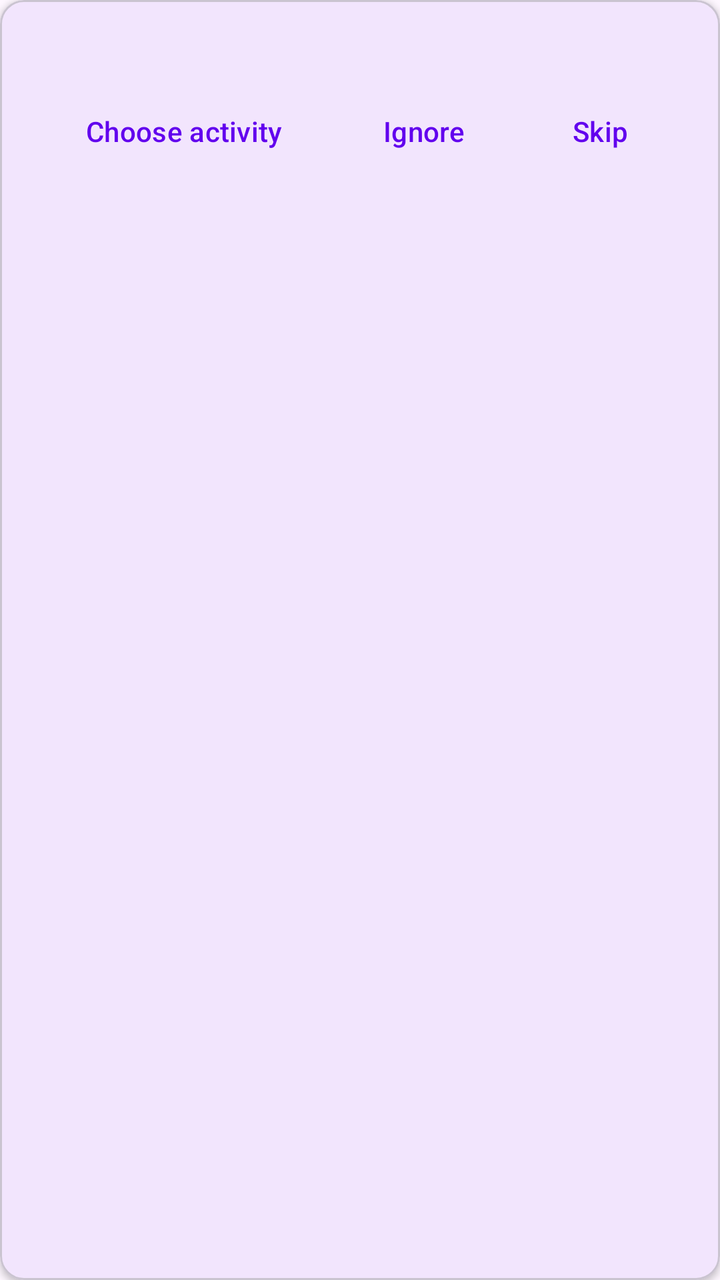
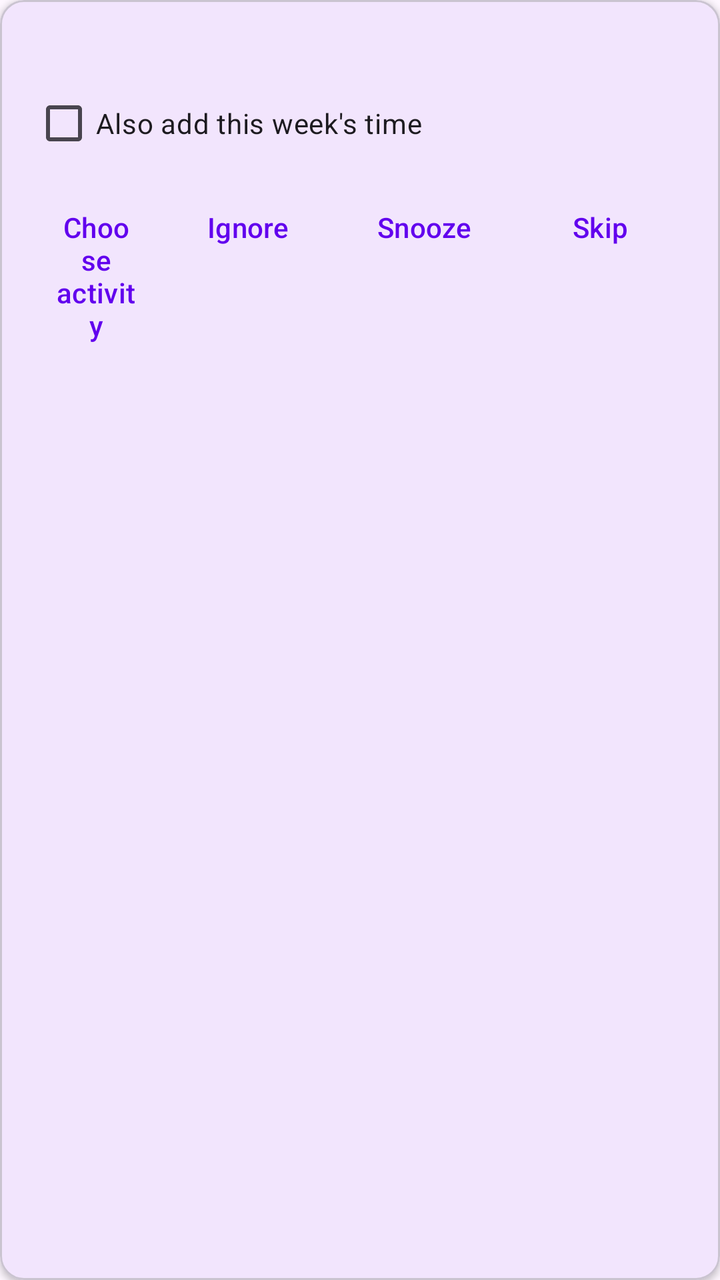

Before-and-after screenshots of an Android layout around one commit, followed by the original layout XML and the change that was made.
<!-- AndroidManifest.xml: application theme Theme.TimeOrganizerUsageTracker -->
<!-- res/layout/item_review_app.xml -->
<?xml version="1.0" encoding="utf-8"?>
<com.google.android.material.card.MaterialCardView xmlns:android="http://schemas.android.com/apk/res/android"
    xmlns:app="http://schemas.android.com/apk/res-auto"
    android:layout_width="match_parent"
    android:layout_height="wrap_content"
    android:layout_marginBottom="12dp"
    app:cardElevation="2dp"
    app:cardCornerRadius="12dp">

    <LinearLayout
        android:layout_width="match_parent"
        android:layout_height="wrap_content"
        android:orientation="vertical"
        android:padding="16dp">

        <LinearLayout
            android:layout_width="match_parent"
            android:layout_height="wrap_content"
            android:orientation="horizontal">

            <TextView
                android:id="@+id/tvAppLabel"
                android:layout_width="0dp"
                android:layout_height="wrap_content"
                android:layout_weight="1"
                android:textAppearance="?attr/textAppearanceTitleMedium" />

            <TextView
                android:id="@+id/tvAppTime"
                android:layout_width="wrap_content"
                android:layout_height="wrap_content"
                android:layout_marginStart="8dp"
                android:textAppearance="?attr/textAppearanceTitleMedium" />
        </LinearLayout>

        <TextView
            android:id="@+id/tvRowStatus"
            android:layout_width="match_parent"
            android:layout_height="wrap_content"
            android:layout_marginTop="8dp"
            android:textAppearance="?attr/textAppearanceBodyMedium"
            android:visibility="gone" />

        <LinearLayout
            android:id="@+id/rowActions"
            android:layout_width="match_parent"
            android:layout_height="wrap_content"
            android:orientation="vertical">

            <com.google.android.material.button.MaterialButton
                android:id="@+id/btnSuggested"
                android:layout_width="match_parent"
                android:layout_height="wrap_content"
                android:layout_marginTop="8dp"
                android:visibility="gone"
                style="@style/Widget.Material3.Button.TonalButton" />

            <LinearLayout
                android:layout_width="match_parent"
                android:layout_height="wrap_content"
                android:layout_marginTop="4dp"
                android:orientation="horizontal">

                <com.google.android.material.button.MaterialButton
                    android:id="@+id/btnPick"
                    android:layout_width="0dp"
                    android:layout_height="wrap_content"
                    android:layout_weight="1"
                    android:text="@string/review_pick"
                    style="@style/Widget.Material3.Button.TextButton" />

                <com.google.android.material.button.MaterialButton
                    android:id="@+id/btnIgnore"
                    android:layout_width="wrap_content"
                    android:layout_height="wrap_content"
                    android:text="@string/review_ignore"
                    style="@style/Widget.Material3.Button.TextButton" />

                <com.google.android.material.button.MaterialButton
                    android:id="@+id/btnSkip"
                    android:layout_width="wrap_content"
                    android:layout_height="wrap_content"
                    android:text="@string/review_skip"
                    style="@style/Widget.Material3.Button.TextButton" />
            </LinearLayout>
        </LinearLayout>
    </LinearLayout>
</com.google.android.material.card.MaterialCardView>
<!-- resources referenced by this layout -->
<resources>
  <string name="review_ignore">Ignore</string>
  <string name="review_pick">Choose activity</string>
  <string name="review_skip">Skip</string>
  <style name="Theme.TimeOrganizerUsageTracker" parent="Theme.Material3.DayNight.NoActionBar">
          <item name="colorPrimary">@color/purple_500</item>
          <item name="colorOnPrimary">@color/white</item>
          <item name="colorSecondary">@color/teal_200</item>
          <item name="colorOnSecondary">@color/black</item>
      </style>
  <color name="purple_500">#FF6200EE</color>
  <color name="white">#FFFFFFFF</color>
  <color name="teal_200">#FF03DAC5</color>
  <color name="black">#FF000000</color>
</resources>

<!-- the commit's change to res/layout/item_review_app.xml (unified diff, before → after) -->
@@ -55,6 +55,12 @@
                 android:visibility="gone"
                 style="@style/Widget.Material3.Button.TonalButton" />
 
+            <com.google.android.material.checkbox.MaterialCheckBox
+                android:id="@+id/cbBackfill"
+                android:layout_width="match_parent"
+                android:layout_height="wrap_content"
+                android:text="@string/backfill_week" />
+
             <LinearLayout
                 android:layout_width="match_parent"
                 android:layout_height="wrap_content"
@@ -77,6 +83,13 @@
                     style="@style/Widget.Material3.Button.TextButton" />
 
                 <com.google.android.material.button.MaterialButton
+                    android:id="@+id/btnSnooze"
+                    android:layout_width="wrap_content"
+                    android:layout_height="wrap_content"
+                    android:text="@string/review_snooze"
+                    style="@style/Widget.Material3.Button.TextButton" />
+
+                <com.google.android.material.button.MaterialButton
                     android:id="@+id/btnSkip"
                     android:layout_width="wrap_content"
                     android:layout_height="wrap_content"
<!-- resource entries referenced after the edit -->
@@ -1,8 +1,10 @@
 <!-- resources referenced by this layout -->
 <resources>
+  <string name="backfill_week">Also add this week\'s time</string>
   <string name="review_ignore">Ignore</string>
   <string name="review_pick">Choose activity</string>
   <string name="review_skip">Skip</string>
+  <string name="review_snooze">Snooze</string>
   <style name="Theme.TimeOrganizerUsageTracker" parent="Theme.Material3.DayNight.NoActionBar">
           <item name="colorPrimary">@color/purple_500</item>
           <item name="colorOnPrimary">@color/white</item>
